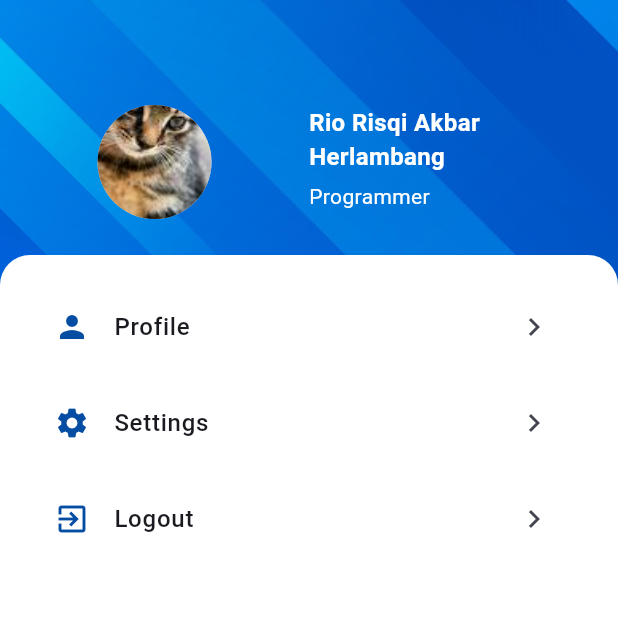
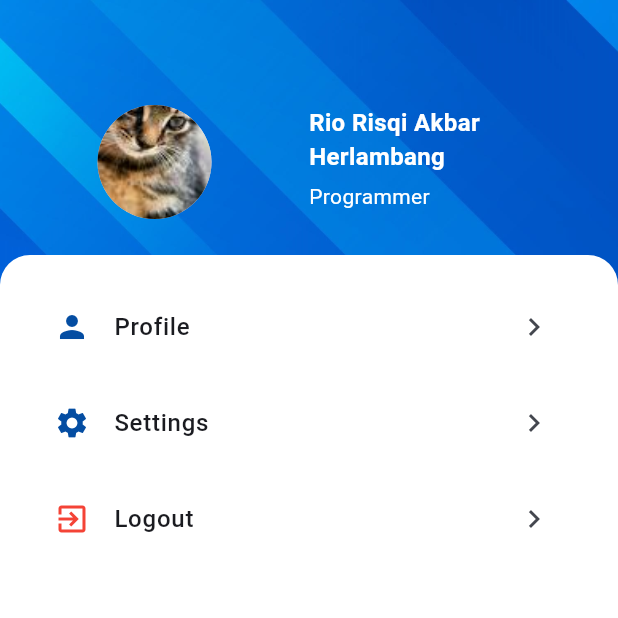
Before and after one commit to riorisqi/flutter-qrscan, a Flutter app: the ProfilePage screen opened directly, on a phone screen of 412 x 824 dp, the top half of it. Run offline on Flutter 3.47's test engine with Material 3 defaults, Android fonts, the phone set to English and light mode, and no system bars; our stand-ins replace device_info_plus, flutter_easyloading, motion_tab_bar, shared_preferences; missing offline and left inert: auto_height_grid_view, qr_code_scanner; accounts and stored records are empty.

Commit message:
change structure

```diff
--- a/lib/features/auth/presentation/pages/login.dart
+++ b/lib/features/auth/login/login.dart
@@ -2,7 +2,7 @@ import 'dart:convert';
 import 'package:flutter/material.dart';
 import 'package:http/http.dart' as http;
 import 'package:shared_preferences/shared_preferences.dart';
-import 'package:test_flutter/features/auth/presentation/widgets/text_field_form.dart';
+import 'package:test_flutter/features/auth/login/widgets/text_field_form.dart';
 import 'package:test_flutter/features/bottom_navbar.dart';
 import 'package:test_flutter/utils/background_widget.dart';
 import 'package:test_flutter/utils/constant.dart' as constants;
--- a/lib/features/bottom_navbar.dart
+++ b/lib/features/bottom_navbar.dart
@@ -1,9 +1,9 @@
 import 'package:flutter/material.dart';
 import 'package:motion_tab_bar/MotionTabBar.dart';
 import 'package:motion_tab_bar/MotionTabBarController.dart';
-import 'package:test_flutter/features/home/presentation/pages/home.dart';
-import 'package:test_flutter/features/profile/presentation/pages/profile_page.dart';
-import 'package:test_flutter/features/search/presentation/pages/search_page.dart';
+import 'package:test_flutter/features/home/home.dart';
+import 'package:test_flutter/features/profile/profile_page.dart';
+import 'package:test_flutter/features/search/search_page.dart';
 import 'package:test_flutter/utils/constant.dart' as constant;
 
 class BottomNavBar extends StatefulWidget {
--- a/lib/features/profile/presentation/pages/profile_page.dart
+++ b/lib/features/profile/profile_page.dart
@@ -3,8 +3,8 @@ import 'package:flutter/material.dart';
 import 'package:flutter_easyloading/flutter_easyloading.dart';
 import 'package:shared_preferences/shared_preferences.dart';
 import 'package:http/http.dart' as http;
-import 'package:test_flutter/features/auth/presentation/pages/login.dart';
-import 'package:test_flutter/features/profile/presentation/pages/profile_detail_page.dart';
+import 'package:test_flutter/features/auth/login/login.dart';
+import 'package:test_flutter/features/profile/profile_detail_page.dart';
 import 'package:test_flutter/utils/background_widget.dart';
 import 'package:test_flutter/utils/constant.dart' as constants;
 
@@ -22,7 +22,7 @@ class _ProfilePageState extends State<ProfilePage> {
   @override
   Widget build(BuildContext context) {
     return Scaffold(
-      body: Stack( // add singlechildscrollview when content already a lot
+      body: Stack(
         children: [
           backgroundWidget(
             context,
@@ -111,7 +111,7 @@ class _ProfilePageState extends State<ProfilePage> {
       child: InkWell(
         onTap: onTap,
         child: ListTile(
-          leading: Icon(icon, color: constants.COLOR,),
+          leading: Icon(icon, color: icon == Icons.exit_to_app ? Colors.red : constants.COLOR,),
           title: Text(
             text,
             style: const TextStyle(
--- a/lib/utils/constant.dart
+++ b/lib/utils/constant.dart
@@ -10,8 +10,8 @@ const Color COLOR = Color.fromARGB(255, 4, 77, 162);
 // for search test
 final List<MenuItem> allMenuItems = [
   MenuItem(name: 'Profile', icon: Icons.person, routePage: "/profile"),
-  MenuItem(name: 'QR Scan', icon: Icons.qr_code_scanner, routePage: "/qrscan"),
-  MenuItem(name: 'Route', icon: Icons.home_rounded, routePage: "/route"),
+  MenuItem(name: 'QR Login', icon: Icons.qr_code_scanner, routePage: "/qrlogin"),
+  MenuItem(name: 'Authenticator', icon: Icons.key_rounded, routePage: "/authenticator"),
   MenuItem(name: 'Play', icon: Icons.gamepad_rounded, routePage: "/play"),
   MenuItem(name: 'Document', icon: Icons.book_rounded, routePage: "/document"),
   MenuItem(name: 'Warning', icon: Icons.warning_rounded, routePage: "/warning"),
```
Also changed, not shown: lib/features/auth/authenticator/authenticator.dart (added, +15 -0 lines), lib/features/auth/qr_login/qr_login.dart (renamed from lib/features/qr_scan/presentation/pages/qr_scan.dart, +4 -4 lines), lib/features/home/home.dart (renamed from lib/features/home/presentation/pages/home.dart, +4 -3 lines), lib/main.dart (+12 -4 lines), lib/features/auth/login/widgets/text_field_form.dart (renamed from lib/features/auth/presentation/widgets/text_field_form.dart), lib/features/profile/profile_detail_page.dart (renamed from lib/features/profile/presentation/pages/profile_detail_page.dart), lib/features/search/search_page.dart (renamed from lib/features/search/presentation/pages/search_page.dart).
